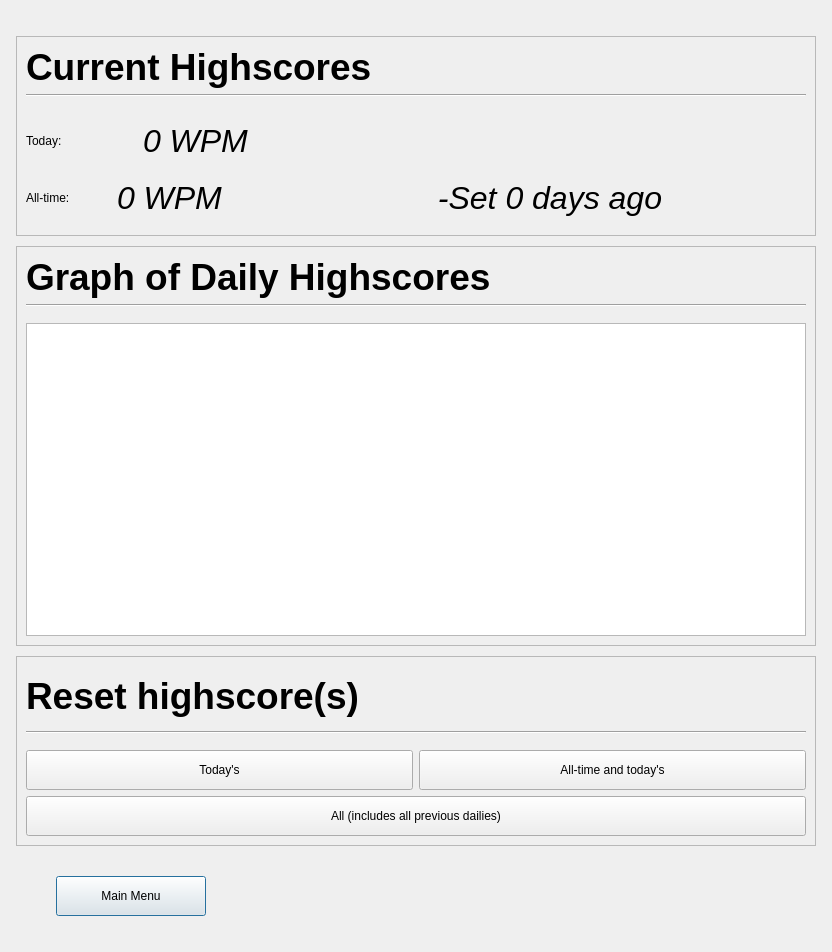
Qt form speed-typer/source_ui/statsWindow.ui (Rolv-Apneseth/ps-typer) before a commit.
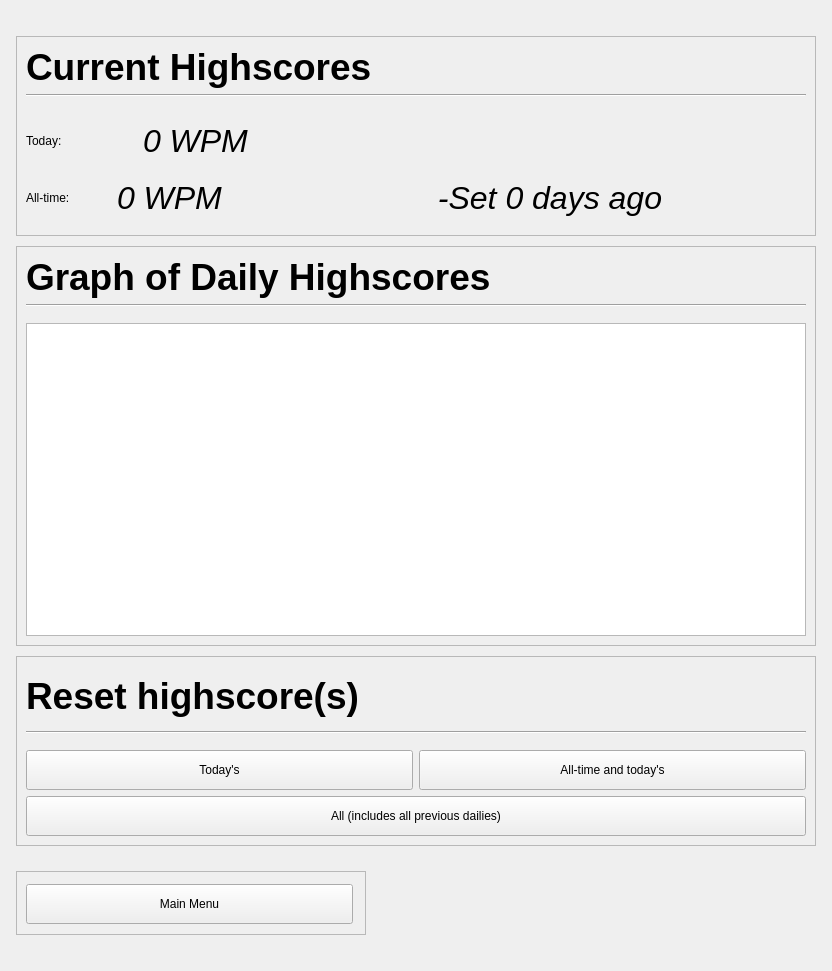
The same form after that commit. Custom widgets are drawn as their Qt base class.

Commit message: Added frame to main menu button in stats window

```diff
--- a/speed-typer/source_ui/statsWindow.ui
+++ b/speed-typer/source_ui/statsWindow.ui
@@ -7,7 +7,7 @@
     <x>0</x>
     <y>0</y>
     <width>832</width>
-    <height>952</height>
+    <height>971</height>
    </rect>
   </property>
   <property name="windowTitle">
@@ -491,7 +491,7 @@
        <property name="sizeHint" stdset="0">
         <size>
          <width>20</width>
-         <height>20</height>
+         <height>15</height>
         </size>
        </property>
       </spacer>
@@ -499,41 +499,52 @@
      <item>
       <layout class="QHBoxLayout" name="horizontalLayout">
        <item>
-        <spacer name="horizontalSpacer_3">
-         <property name="orientation">
-          <enum>Qt::Horizontal</enum>
-         </property>
-         <property name="sizeType">
-          <enum>QSizePolicy::Preferred</enum>
-         </property>
-         <property name="sizeHint" stdset="0">
+        <widget class="QFrame" name="frame_2">
+         <property name="minimumSize">
           <size>
-           <width>40</width>
-           <height>20</height>
+           <width>350</width>
+           <height>64</height>
           </size>
          </property>
-        </spacer>
-       </item>
+         <property name="frameShape">
+          <enum>QFrame::StyledPanel</enum>
+         </property>
+         <property name="frameShadow">
+          <enum>QFrame::Raised</enum>
+         </property>
+         <layout class="QHBoxLayout" name="horizontalLayout_8">
+          <property name="leftMargin">
+           <number>9</number>
+          </property>
+          <property name="topMargin">
+           <number>12</number>
+          </property>
+          <property name="rightMargin">
+           <number>12</number>
+          </property>
+          <property name="bottomMargin">
+           <number>12</number>
+          </property>
        <item>
         <widget class="QPushButton" name="buttonMainMenu">
          <property name="sizePolicy">
-          <sizepolicy hsizetype="Preferred" vsizetype="Maximum">
+             <sizepolicy hsizetype="Preferred" vsizetype="Fixed">
            <horstretch>0</horstretch>
            <verstretch>0</verstretch>
           </sizepolicy>
          </property>
          <property name="minimumSize">
           <size>
-           <width>150</width>
+              <width>0</width>
            <height>40</height>
           </size>
          </property>
          <property name="text">
           <string>Main Menu</string>
          </property>
-         <property name="default">
-          <bool>true</bool>
-         </property>
+           </widget>
+          </item>
+         </layout>
         </widget>
        </item>
        <item>
```
Lines whose indentation alone changed are shown as unchanged. The commit also changes 1 other file.
